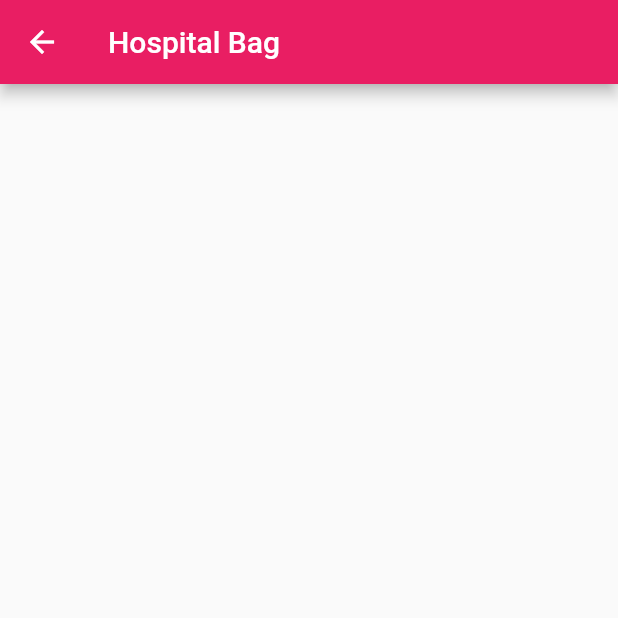
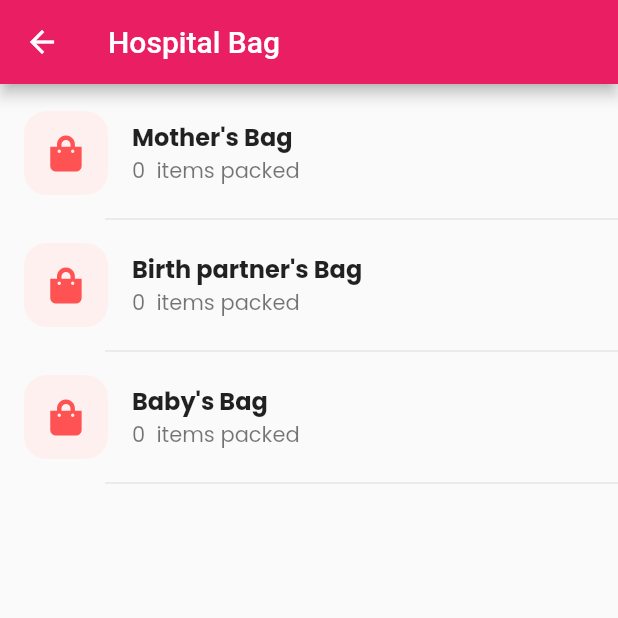
Before and after one commit to qlicue-digital-agency-ltd/aunty-rafiki, a Flutter app: the HospitalBagPage screen opened by its route, on a phone screen of 412 x 824 dp, the top half of it. Run offline on Flutter 3.47's test engine with Material 2 defaults, Android fonts, the phone set to English and light mode, and no system bars; our stand-ins replace audioplayers, cloud_firestore, date_time_picker, firebase_auth, firebase_core, firebase_storage and 9 more; missing offline and left inert: multi_image_picker; accounts and stored records are empty.

Commit message:
hospital bag page

```diff
--- /dev/null
+++ b/lib/views/components/tiles/hospital_bag_tile.dart
@@ -0,0 +1,42 @@
+import 'package:flutter/material.dart';
+
+class HospitalBagTile extends StatelessWidget {
+  final String title;
+  final String subtitle;
+  final IconData icon;
+  final Function onTap;
+
+  const HospitalBagTile(
+      {Key key,
+      @required this.title,
+      @required this.subtitle,
+      @required this.icon,
+      @required this.onTap})
+      : super(key: key);
+  @override
+  Widget build(BuildContext context) {
+    return Column(
+      children: [
+        ListTile(
+          onTap: onTap,
+          leading: Container(
+            decoration: BoxDecoration(
+                borderRadius: BorderRadius.circular(15),
+                color: Color.fromRGBO(255, 240, 240, 1)),
+            padding: const EdgeInsets.all(16),
+            child: Icon(
+              icon,
+              color: Colors.redAccent,
+            ),
+          ),
+          title: Text(
+            title,
+            style: TextStyle(fontWeight: FontWeight.bold),
+          ),
+          subtitle: Text(subtitle),
+        ),
+        Divider(indent: 70)
+      ],
+    );
+  }
+}
--- a/lib/views/pages/hospital_bag_page.dart
+++ b/lib/views/pages/hospital_bag_page.dart
@@ -1,10 +1,35 @@
+import 'package:aunty_rafiki/views/components/tiles/hospital_bag_tile.dart';
 import 'package:flutter/material.dart';
+import 'package:font_awesome_flutter/font_awesome_flutter.dart';
 
 class HospitalBagPage extends StatelessWidget {
   @override
   Widget build(BuildContext context) {
     return Scaffold(
       appBar: AppBar(title: Text('Hospital Bag')),
+      body: SingleChildScrollView(
+        child: Column(children: [
+          SizedBox(height: 10),
+          HospitalBagTile(
+            icon: FontAwesomeIcons.shoppingBag,
+            onTap: () {},
+            subtitle: "0  items packed",
+            title: "Mother's Bag",
+          ),
+          HospitalBagTile(
+            icon: FontAwesomeIcons.shoppingBag,
+            onTap: () {},
+            subtitle: "0  items packed",
+            title: "Birth partner's Bag",
+          ),
+          HospitalBagTile(
+            icon: FontAwesomeIcons.shoppingBag,
+            onTap: () {},
+            subtitle: "0  items packed",
+            title: "Baby's Bag",
+          ),
+        ]),
+      ),
     );
   }
 }
```
